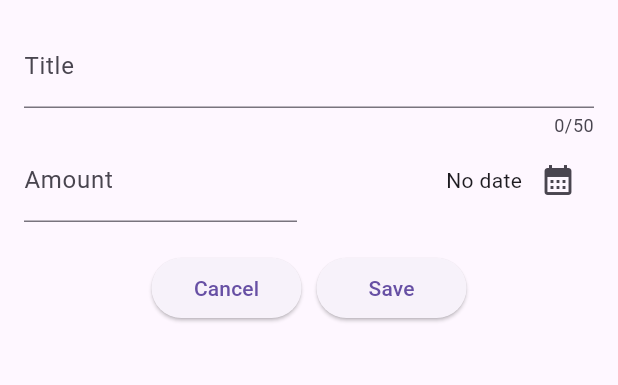
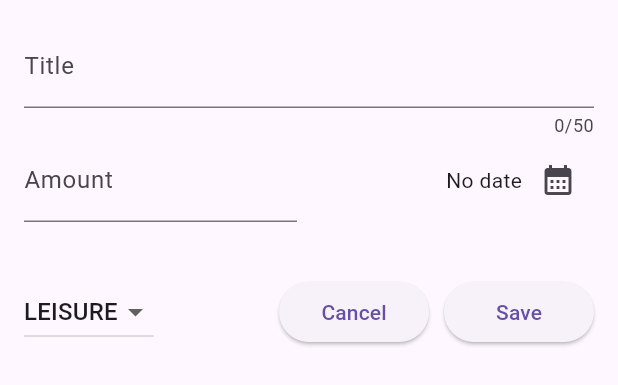
Before and after one commit to yhrjfj/expense_tracker, a Flutter app: the NewExpense widget shown alone on an empty page, opened directly, on a phone screen of 412 x 824 dp. Shown: the top 385 px of the screen. Run offline on Flutter 3.47's test engine with Material 2 defaults, Android fonts, the phone set to English and light mode, and no system bars.

Commit message:
Configure dropdown button...

```diff
--- a/lib/widgets/new_expense.dart
+++ b/lib/widgets/new_expense.dart
@@ -1,5 +1,6 @@
 import 'package:flutter/material.dart';
 import 'package:intl/intl.dart';
+import 'package:expense_tracker/models/expense.dart';
 
 final formatter = DateFormat.yMd();
 
@@ -15,6 +16,8 @@ class _NewExpenseState extends State<NewExpense> {
   final _titleController = TextEditingController();
   // Amount controller
   final _amountController = TextEditingController();
+  // Dropdown category select
+  Category _selectedCategory = Category.leisure;
 
   @override
   void dispose() {
@@ -92,10 +95,36 @@ class _NewExpenseState extends State<NewExpense> {
           const SizedBox(
             height: 20,
           ),
+          const SizedBox(
+            height: 16,
+          ),
           // Buttons
           Row(
             mainAxisAlignment: MainAxisAlignment.center,
             children: [
+              // Dropdown button for category
+              DropdownButton(
+                value: _selectedCategory,
+                items: Category.values
+                    .map(
+                      (category) => DropdownMenuItem(
+                        value: category,
+                        child: Text(
+                          category.name.toUpperCase(),
+                        ),
+                      ),
+                    )
+                    .toList(),
+                onChanged: (value) {
+                  if (value == null) {
+                    return;
+                  }
+                  setState(() {
+                    _selectedCategory = value;
+                  });
+                },
+              ),
+              const Spacer(),
               // Cancel button
               SizedBox(
                 width: 100,
```
